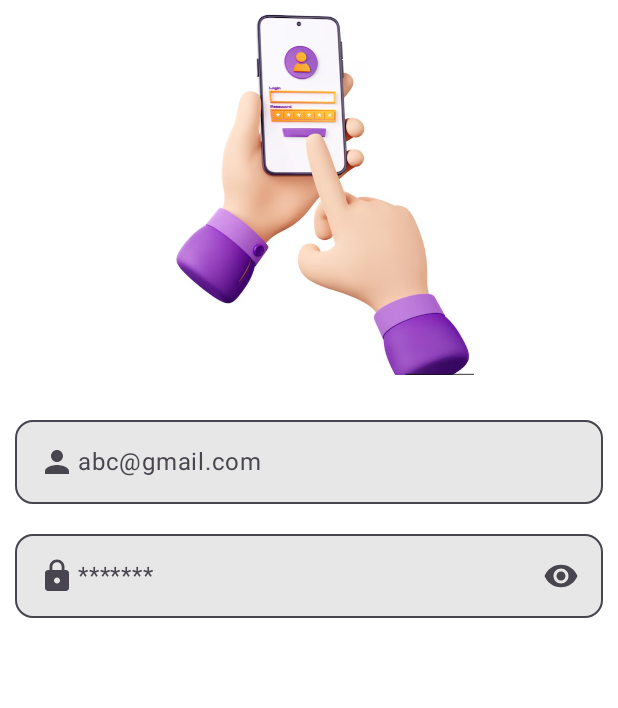
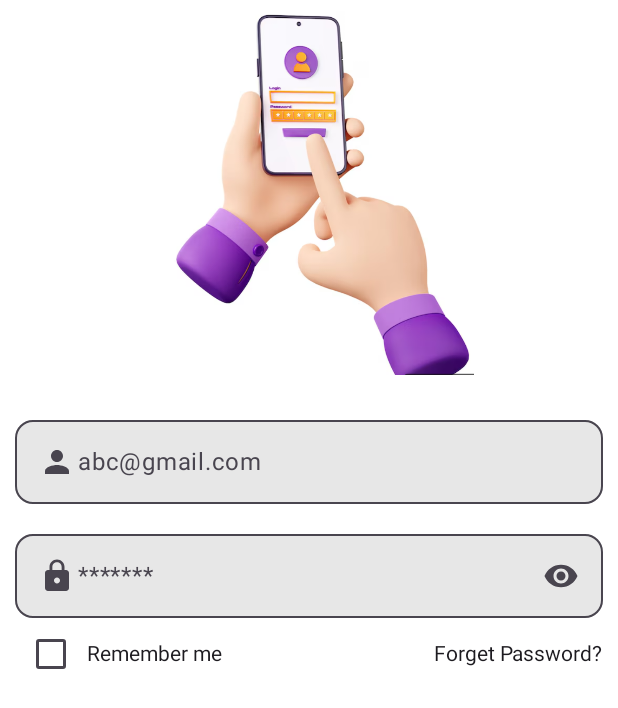
Before and after one commit to Sprajapati123/AI36Kotlin, an Android app built with Jetpack Compose: the screen it shows after launch (LoginActivity), on a phone screen of 412 x 824 dp. Shown: the top 708 px of the screen. Run offline under Robolectric (Android 15) with nearby library versions, the phone set to English and light mode, and no system bars.

Commit message:
remember me

```diff
--- a/app/src/main/java/com/example/ai36/LoginActivity.kt
+++ b/app/src/main/java/com/example/ai36/LoginActivity.kt
@@ -7,8 +7,10 @@ import androidx.activity.enableEdgeToEdge
 import androidx.compose.foundation.Image
 import androidx.compose.foundation.background
 import androidx.compose.foundation.clickable
+import androidx.compose.foundation.layout.Arrangement
 import androidx.compose.foundation.layout.Column
 import androidx.compose.foundation.layout.PaddingValues
+import androidx.compose.foundation.layout.Row
 import androidx.compose.foundation.layout.Spacer
 import androidx.compose.foundation.layout.fillMaxSize
 import androidx.compose.foundation.layout.fillMaxWidth
@@ -21,6 +23,8 @@ import androidx.compose.material.icons.Icons
 import androidx.compose.material.icons.filled.Lock
 import androidx.compose.material.icons.filled.Person
 import androidx.compose.material3.Button
+import androidx.compose.material3.Checkbox
+import androidx.compose.material3.CheckboxDefaults
 import androidx.compose.material3.ExperimentalMaterial3Api
 import androidx.compose.material3.Icon
 import androidx.compose.material3.OutlinedTextField
@@ -56,13 +60,15 @@ class LoginActivity : ComponentActivity() {
     }
 }
 
-@OptIn(ExperimentalMaterial3Api::class)
 @Composable
 fun LoginBody(innerPadding: PaddingValues) {
 
     var email by remember { mutableStateOf("") }
     var password by remember { mutableStateOf("") }
     var passwordVisibility by remember {
+        mutableStateOf(false)
+    }
+    var rememberMe by remember {
         mutableStateOf(false)
     }
 
@@ -159,6 +165,38 @@ fun LoginBody(innerPadding: PaddingValues) {
 
                 )
         )
+
+
+        Row(
+            modifier = Modifier
+                .fillMaxWidth()
+                .padding(horizontal = 10.dp),
+            verticalAlignment = Alignment.CenterVertically,
+            horizontalArrangement = Arrangement.SpaceBetween,
+
+            ) {
+            Row(
+                verticalAlignment = Alignment.CenterVertically
+            ) {
+                Checkbox(
+                    checked = rememberMe,
+                    onCheckedChange = {
+                        rememberMe = it
+                    },
+                    colors = CheckboxDefaults.colors(
+                        checkedColor = Color.Green,
+                        checkmarkColor = Color.White
+                    )
+                )
+                Text("Remember me")
+            }
+
+            Text("Forget Password?", modifier = Modifier.clickable {
+
+            })
+        }
+
+
     }
 }
 
```
